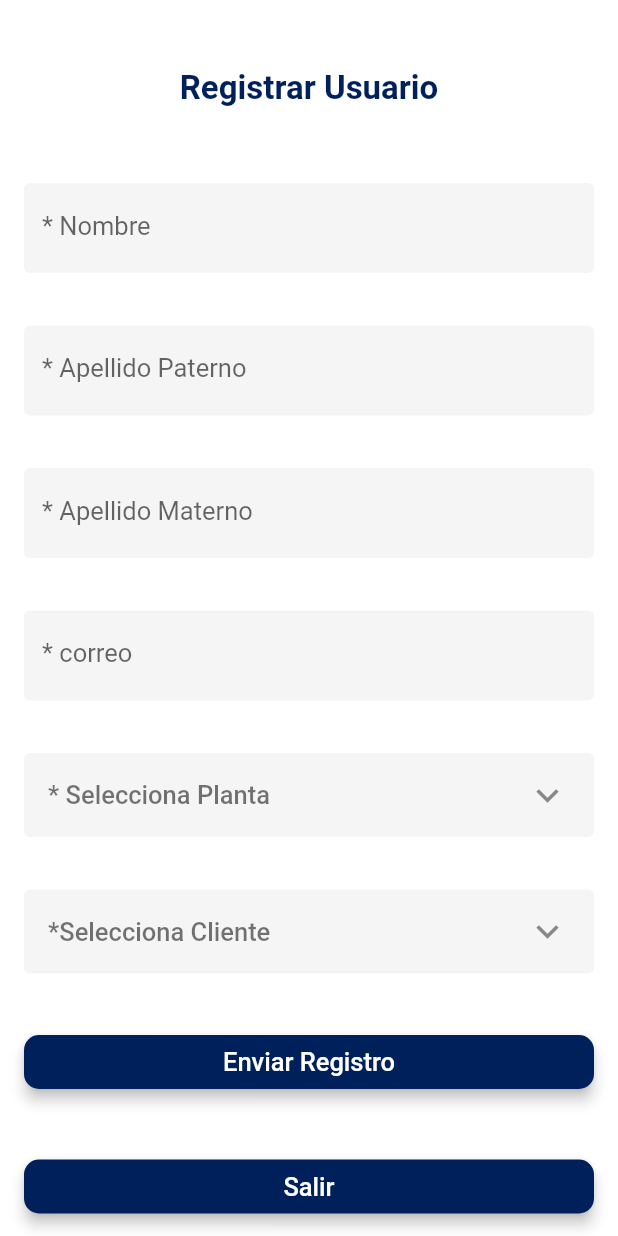
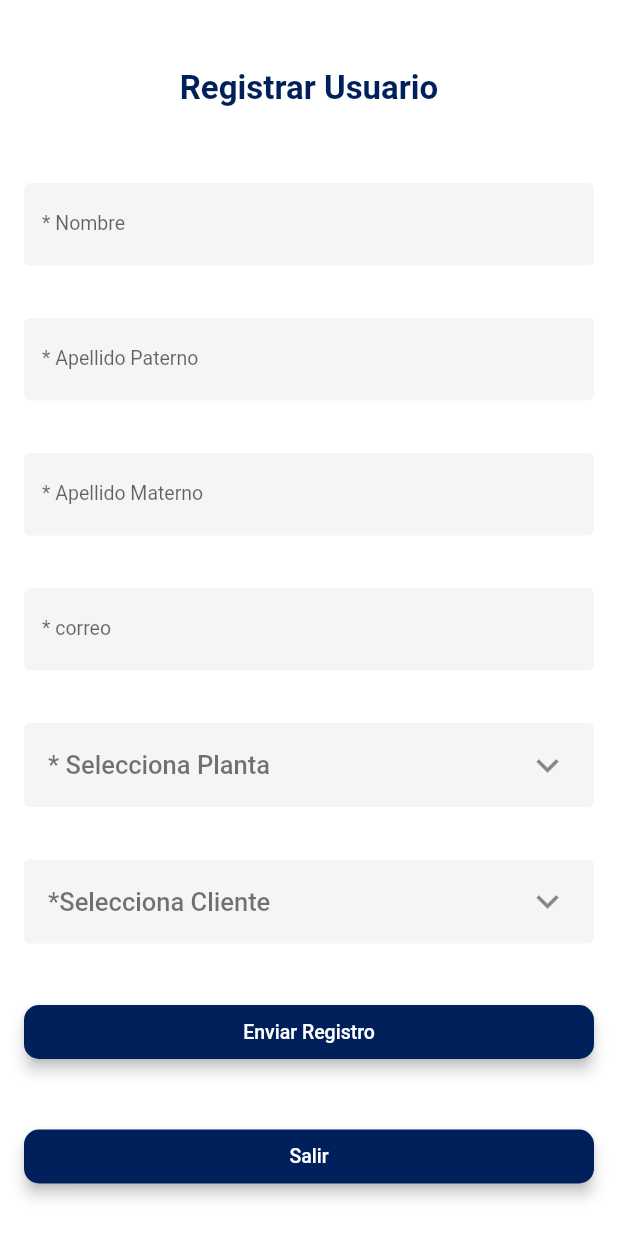
Before and after one commit to hazuer/gp-front, a Flutter app: the screen it shows after launch, after a tap on "Registro", on a phone screen of 412 x 824 dp. Run offline on Flutter 3.47's test engine with Material 2 defaults, Android fonts, the phone set to English and light mode, and no system bars; our stand-ins replace dio, flutter_screenutil, rxdart; network calls fail; Roboto replaces fonts that are missing (Quicksand).

Commit message:
Ajustes Login
Botones, Inputs y Dialogs de Login

```diff
--- a/general_products_web/lib/app/auth/login.dart
+++ b/general_products_web/lib/app/auth/login.dart
@@ -4,10 +4,10 @@ import 'package:general_products_web/constants/route_names.dart';
 import 'package:general_products_web/provider/list_user_provider.dart';
 import 'package:general_products_web/provider/signup_provider.dart';
 import 'package:general_products_web/resources/colors.dart';
-//import 'package:general_products_web/resources/global_variables.dart';
-import 'package:general_products_web/widgets/login_button.dart';
+import 'package:general_products_web/resources/global_variables.dart';
+import 'package:general_products_web/widgets/custom_button.dart';
 import 'package:general_products_web/widgets/general_dialog.dart';
-import 'package:general_products_web/widgets/login_input.dart';
+import 'package:general_products_web/widgets/input_custom.dart';
 
 class LoginPage extends StatefulWidget {
   LoginPage({Key? key}) : super(key: key);
@@ -61,8 +61,8 @@ class _LoginPageState extends State<LoginPage> {
                               fontWeight: FontWeight.bold),
                         ),
                         Container(
-                          height: MediaQuery.of(context).size.height / 5,
-                          width: MediaQuery.of(context).size.height / 5,
+                          height: MediaQuery.of(context).size.height / 4,
+                          width: MediaQuery.of(context).size.height / 4,
                           margin: EdgeInsets.symmetric(
                               vertical: 10.0, horizontal: 16.0),
                           child: Column(
@@ -143,9 +143,7 @@ class _LoginPageState extends State<LoginPage> {
                                           setState(() {
                                             isLoading = false;
                                           });
-                                          //dialogs.showInfoDialog(context, "¡Error de Inicio de Sesión!", " ${RxVariables.errorMessage}");
-                                          dialogs.showInfoDialog(context, "¡Error de Inicio de Sesión!", "Favor de revisar el nombre de usuario y/o contraseña");
-
+                                          dialogs.showInfoDialog(context, "¡Error de Inicio de Sesión!", " ${RxVariables.errorMessage}");
                                         }else{
                                           setState(() {
                                            isLoading = false;
@@ -193,7 +191,7 @@ class _LoginPageState extends State<LoginPage> {
                                     },
                                     child: Text("Registro", style: TextStyle(
                                       color: GPColors.hexToColor("#B3B2B3"),
-                                      fontSize:  14
+                                      fontSize:  13
                                     ),),
                                   ),
                                   TextButton(
@@ -202,7 +200,7 @@ class _LoginPageState extends State<LoginPage> {
                                     },
                                     child: Text("Recuperar Contraseña", style: TextStyle(
                                       color: GPColors.hexToColor("#B3B2B3"),
-                                      fontSize:   14
+                                      fontSize:   13
                                     ),),
                                   )
 
--- a/general_products_web/lib/provider/signup_provider.dart
+++ b/general_products_web/lib/provider/signup_provider.dart
@@ -36,7 +36,7 @@ class SignupProvider{
       return resp.data;
 
     }on DioError catch (e) {
-      RxVariables.errorMessage =  e.response!.data.toString().replaceAll("{", "").replaceAll("[", "").replaceAll("}", "").replaceAll("]", "");
+      RxVariables.errorMessage =  e.response!.data["message"].toString().replaceAll("{", "").replaceAll("[", "").replaceAll("}", "").replaceAll("]", "");
       return  null;
     }
 
@@ -59,7 +59,7 @@ class SignupProvider{
         options: RoutesProvider().headerOptions
       );
       print(resp.data);
-      RxVariables.errorMessage = resp.data.toString().replaceAll("{", "").replaceAll("[", "").replaceAll("}", "").replaceAll("]", "");
+      RxVariables.errorMessage = resp.data["message"].toString().replaceAll("{", "").replaceAll("[", "").replaceAll("}", "").replaceAll("]", "");
 
       return resp.data;
 
--- a/general_products_web/lib/widgets/custom_button.dart
+++ b/general_products_web/lib/widgets/custom_button.dart
@@ -38,7 +38,7 @@ class _CustomButtonState extends State<CustomButton> {
           padding: const EdgeInsets.symmetric(vertical:8.0),
           child: Text(
            widget.title,
-            style: TextStyle(color: Colors.white, fontSize: 17),
+            style: TextStyle(color: Colors.white, fontSize: 13),
           ),
         ),
         onPressed: widget.onPressed,
--- a/general_products_web/lib/widgets/input_custom.dart
+++ b/general_products_web/lib/widgets/input_custom.dart
@@ -1,4 +1,5 @@
 import 'package:flutter/material.dart';
+import 'package:general_products_web/resources/colors.dart';
 
 class CustomInput extends StatelessWidget {
   final String hint;
@@ -18,7 +19,7 @@ class CustomInput extends StatelessWidget {
       child: TextField(
         onChanged: onChanged,
         controller: controller,
-        style: TextStyle(color: Colors.black, fontSize: 17),
+        style: TextStyle(color: GPColors.Input, fontSize: 13),
         decoration: InputDecoration(
           border: OutlineInputBorder(borderSide: BorderSide(width: 10, color: Colors.transparent)),
           enabledBorder: OutlineInputBorder(borderSide: BorderSide(width: 1, color: Colors.transparent)),
--- a/general_products_web/lib/widgets/login_button.dart
+++ /dev/null
@@ -1,53 +0,0 @@
-import 'package:flutter/material.dart';
-import 'package:general_products_web/resources/colors.dart';
-
-class CustomButton extends StatefulWidget {
-  final String title;
-  final bool isLoading;
-  final VoidCallback? onPressed;
-  final double? width;
-  CustomButton({ Key? key, required this.title, this.onPressed, required this.isLoading, this.width }) : super(key: key);
-
-  @override
-  _CustomButtonState createState() => _CustomButtonState();
-}
-
-class _CustomButtonState extends State<CustomButton> {
-  @override
-  Widget build(BuildContext context) {
-
-
-    return Container(
-      //padding: EdgeInsets.symmetric(vertical:12),
-      width: widget.width == null? MediaQuery.of(context).size.width < 600?
-       MediaQuery.of(context).size.width*.93
-       : MediaQuery.of(context).size.width*.44
-       : widget.width,
-      child: ElevatedButton(
-
-        child: widget.isLoading?
-        Padding(
-          padding: const EdgeInsets.all(8.0),
-          child: Container(
-            width: 25,
-            height: 25,
-            child: CircularProgressIndicator(valueColor: AlwaysStoppedAnimation(Colors.white),),
-          ),
-        )
-        : Padding(
-          padding: const EdgeInsets.symmetric(vertical:8.0),
-          child: Text(
-           widget.title,
-            style: TextStyle(color: Colors.white, fontSize: 14),
-          ),
-        ),
-        onPressed: widget.onPressed,
-        style: ElevatedButton.styleFrom(
-          elevation: 4,
-          primary: GPColors.PrimaryColor,
-          shape: RoundedRectangleBorder(borderRadius: BorderRadius.circular(10))
-        )
-      ),
-    );
-  }
-}
--- a/general_products_web/lib/widgets/login_input.dart
+++ /dev/null
@@ -1,32 +0,0 @@
-import 'package:flutter/material.dart';
-import 'package:general_products_web/resources/colors.dart';
-
-class CustomInput extends StatelessWidget {
-  final String hint;
-  final TextEditingController? controller;
-  final ValueChanged<String>? onChanged;
-  final String? errorText;
-  CustomInput({ Key? key, required this.hint, this.controller, this.onChanged, this.errorText }) : super(key: key);
-
-  @override
-  Widget build(BuildContext context) {
-    return Container(
-      //padding: EdgeInsets.symmetric(horizontal: 12),
-      decoration: BoxDecoration(
-        borderRadius: BorderRadius.circular(4),
-        color: Colors.grey[100]
-      ),
-      child: TextField(
-        onChanged: onChanged,
-        controller: controller,
-        style: TextStyle(color: GPColors.Input, fontSize: 14),
-        decoration: InputDecoration(
-          border: OutlineInputBorder(borderSide: BorderSide(width: 10, color: Colors.transparent)),
-          enabledBorder: OutlineInputBorder(borderSide: BorderSide(width: 1, color: Colors.transparent)),
-          labelText: hint,
-          errorText: errorText
-        ),
-      ),
-    );
-  }
-}
```
Also changed, not shown: general_products_web/lib/app/auth/recovery_password.dart (+28 -18 lines).
